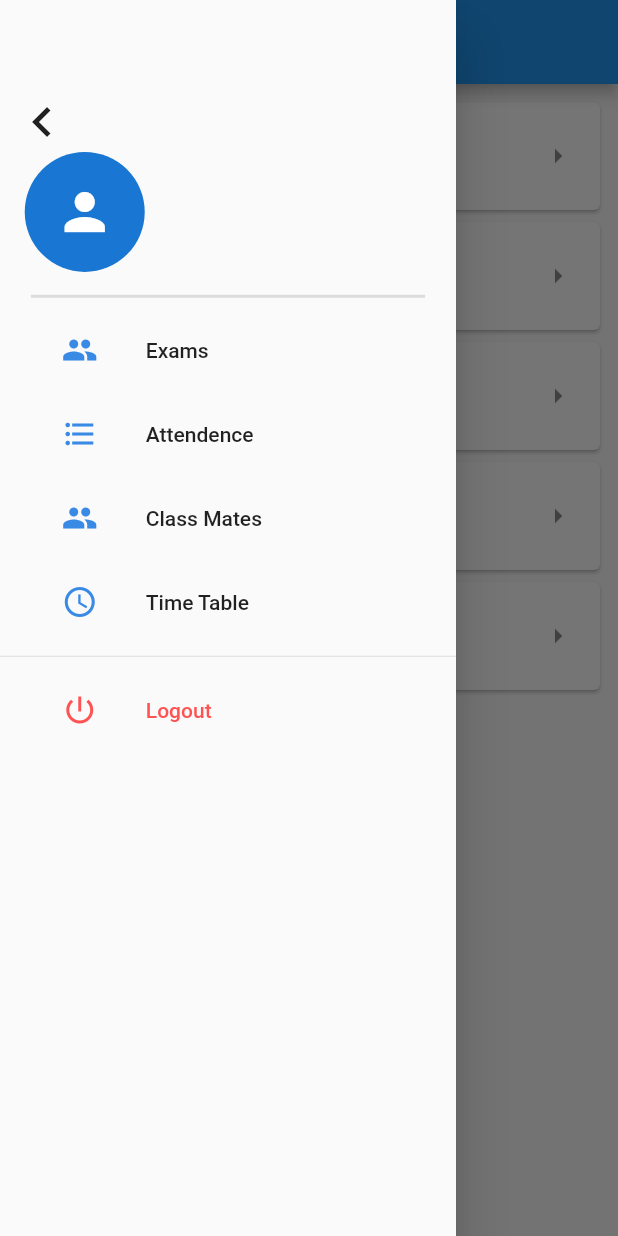
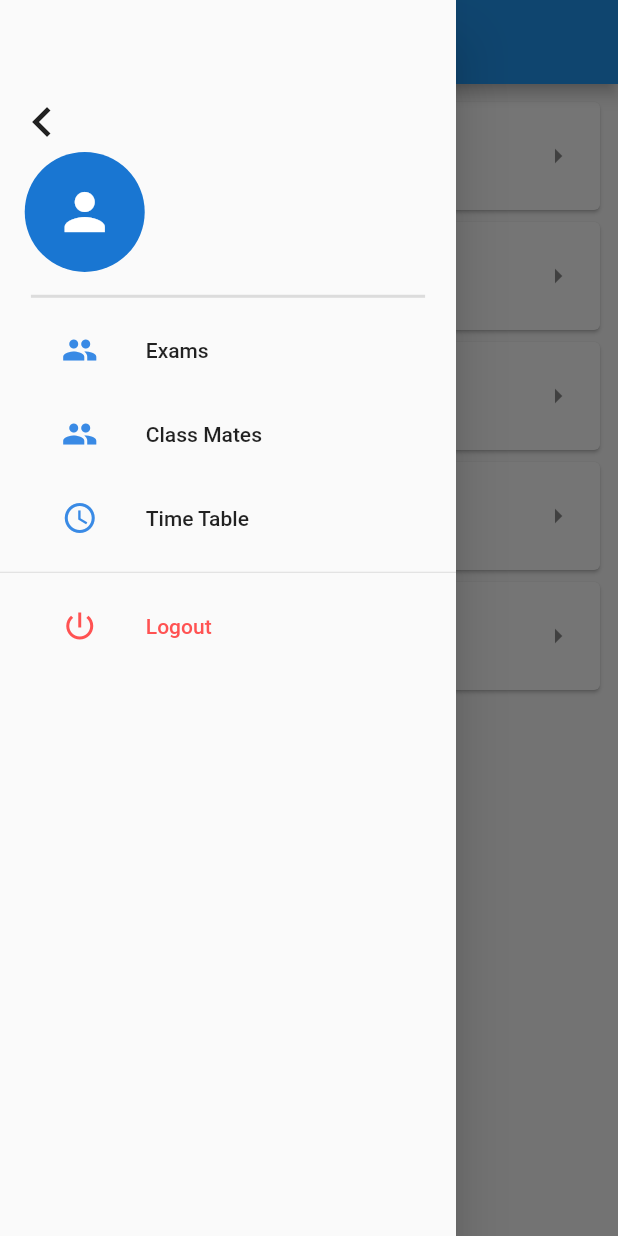
Before and after one commit to tarunjain3/Third-Eye-Project, a Flutter app: the ExamsList screen opened directly, with the side drawer open, on a phone screen of 412 x 824 dp. Run offline on Flutter 3.47's test engine with Material 2 defaults, Android fonts, the phone set to English and light mode, and no system bars; our stand-ins replace image_picker, shared_preferences, webview_flutter; accounts and stored records are empty.

```diff
--- a/lib/sideDrawer.dart
+++ b/lib/sideDrawer.dart
@@ -1,5 +1,4 @@
 import 'package:flutter/material.dart';
-import 'package:thirdeye/exam/exams.dart';
 import 'package:thirdeye/loginScreen.dart';
 import 'package:thirdeye/studentsList.dart';
 import 'package:thirdeye/timeTable.dart';
@@ -112,17 +111,17 @@ class _SideDrawerState extends State<SideDrawer> {
                     Navigator.pop(context);
                   },
                 ),
-                ListTile(
-                  contentPadding: EdgeInsets.only(left: cWidth * 0.1),
-                  leading: Icon(
-                    Icons.format_list_bulleted,
-                    color: Color(0xFF398AE5),
-                  ),
-                  title: Text("Attendence"),
-                  onTap: () {
-                    Navigator.pop(context);
-                  },
-                ),
+                // ListTile(
+                //   contentPadding: EdgeInsets.only(left: cWidth * 0.1),
+                //   leading: Icon(
+                //     Icons.format_list_bulleted,
+                //     color: Color(0xFF398AE5),
+                //   ),
+                //   title: Text("Attendence"),
+                //   onTap: () {
+                //     Navigator.pop(context);
+                //   },
+                // ),
                 ListTile(
                   contentPadding: EdgeInsets.only(left: cWidth * 0.1),
                   leading: Icon(
```
